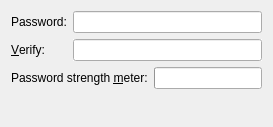
This is src/knewpasswordwidget.ui in KDE/kwidgetsaddons as Qt 5 draws it before an edit. The edited form follows.
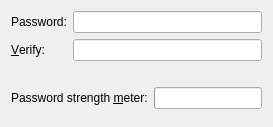
This is the edited form.

Commit message: Remove size hint on spacer, which was leading to some always empty space in the layout.

What changed in the file:
```diff
--- a/src/knewpasswordwidget.ui
+++ b/src/knewpasswordwidget.ui
@@ -81,12 +81,6 @@
      <property name="orientation">
       <enum>Qt::Vertical</enum>
      </property>
-     <property name="sizeHint" stdset="0">
-      <size>
-       <width>20</width>
-       <height>40</height>
-      </size>
-     </property>
     </spacer>
    </item>
   </layout>
```
